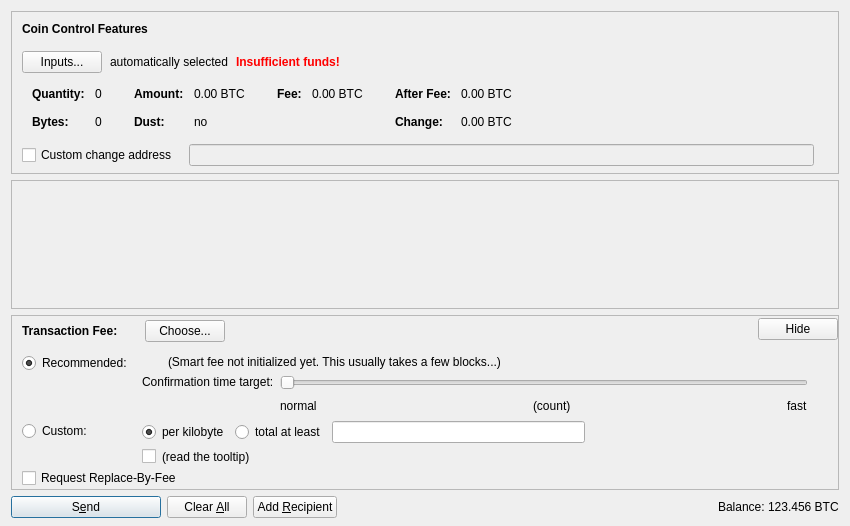
This is src/qt/forms/sendcoinsdialog.ui in bitcoincore-dev/bitcoin-2001-863168-294116-d812cf1189 as Qt 5 draws it before an edit. The edited form follows.
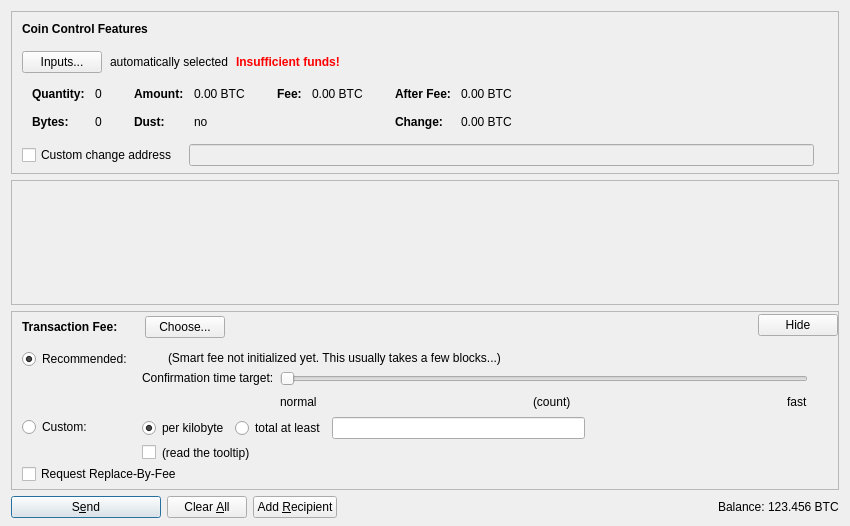
This is the edited form. Icons and pictures are not drawn. Custom widgets are drawn as their Qt base class.

Commit message:
fixup! [Qt] Add simple optin-RBF checkbox and confirmation info
Increase spacing below RBF checkbox as suggested
https://github.com/bitcoin/bitcoin/pull/9592#issuecomment-274929039

What changed in the file:
```diff
--- a/src/qt/forms/sendcoinsdialog.ui
+++ b/src/qt/forms/sendcoinsdialog.ui
@@ -1178,8 +1178,8 @@
           </property>
           <property name="sizeHint" stdset="0">
            <size>
-            <width>800</width>
-            <height>1</height>
+            <width>40</width>
+            <height>5</height>
            </size>
           </property>
          </spacer>
```
